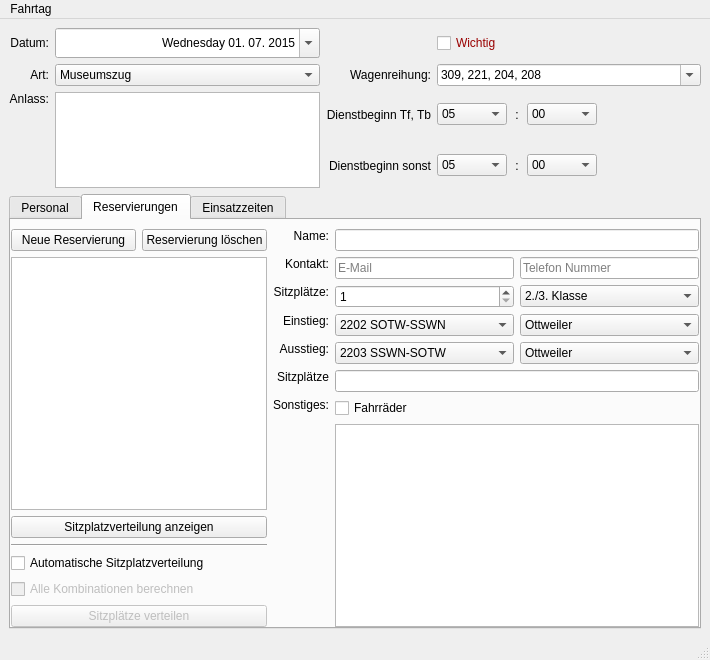
Qt form Programm/fahrtagwindow.ui (philjosch/Einsatzplaner) before a commit.
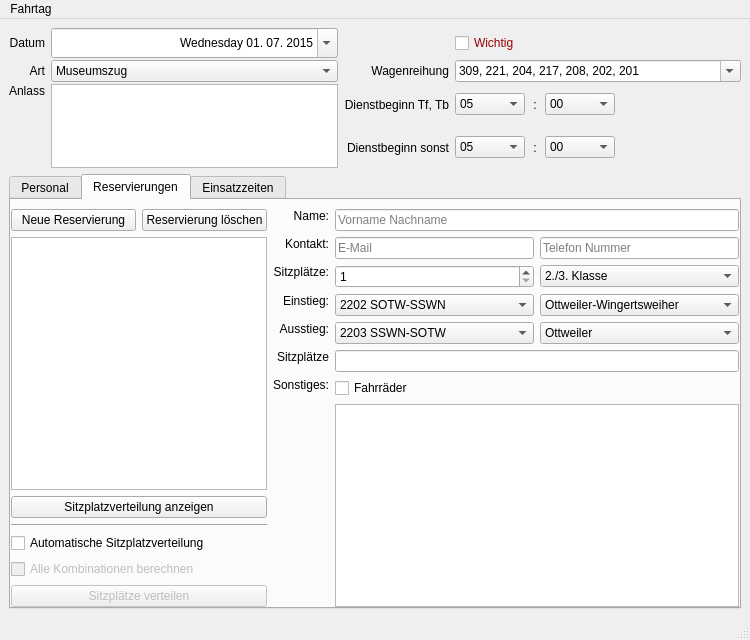
The same form after that commit. The open tabs and pages were chosen to show the change.

Commit message:
Verbesserungen bei GUI und Personal
- Fenster für Fahrtag und Aktivität können kleiner gemacht werden
- Personalfenster aktualisiert sich, wenn Tab gewechselt wird
- Geleistete Stunden werden erst berechnet, wenn sie in der
Vergangenheit liegen
- Personalfenster kompakter gestaltet

Diff of the .ui file:
```diff
--- a/Programm/fahrtagwindow.ui
+++ b/Programm/fahrtagwindow.ui
@@ -6,14 +6,20 @@
    <rect>
     <x>0</x>
     <y>0</y>
-    <width>710</width>
-    <height>660</height>
+    <width>750</width>
+    <height>640</height>
    </rect>
   </property>
+  <property name="sizePolicy">
+   <sizepolicy hsizetype="Preferred" vsizetype="MinimumExpanding">
+    <horstretch>0</horstretch>
+    <verstretch>0</verstretch>
+   </sizepolicy>
+  </property>
   <property name="minimumSize">
    <size>
-    <width>710</width>
-    <height>660</height>
+    <width>720</width>
+    <height>575</height>
    </size>
   </property>
   <property name="windowTitle">
@@ -626,11 +632,30 @@
         </property>
         <item row="0" column="0">
          <layout class="QGridLayout" name="gridNavigator" rowstretch="0,1,0,0,0,0,0" columnstretch="1,1">
+          <property name="leftMargin">
+           <number>0</number>
+          </property>
+          <property name="topMargin">
+           <number>0</number>
+          </property>
+          <property name="rightMargin">
+           <number>0</number>
+          </property>
+          <property name="bottomMargin">
+           <number>0</number>
+          </property>
           <property name="spacing">
            <number>6</number>
           </property>
           <item row="1" column="0" colspan="2">
-           <widget class="QListWidget" name="listRes"/>
+           <widget class="QListWidget" name="listRes">
+            <property name="minimumSize">
+             <size>
+              <width>0</width>
+              <height>0</height>
+             </size>
+            </property>
+           </widget>
           </item>
           <item row="2" column="0" colspan="2">
            <widget class="QPushButton" name="buttonShow">
@@ -718,6 +743,9 @@
               <verstretch>0</verstretch>
              </sizepolicy>
             </property>
+            <property name="placeholderText">
+             <string>Vorname Nachname</string>
+            </property>
            </widget>
           </item>
           <item row="1" column="0">
@@ -861,7 +889,7 @@
              <bool>true</bool>
             </property>
             <property name="currentIndex">
-             <number>10</number>
+             <number>9</number>
             </property>
             <item>
              <property name="text">
@@ -1210,9 +1238,12 @@
       <property name="bottomMargin">
        <number>0</number>
       </property>
-      <property name="spacing">
+      <property name="horizontalSpacing">
        <number>6</number>
       </property>
+      <property name="verticalSpacing">
+       <number>2</number>
+      </property>
       <item row="1" column="3">
        <widget class="QComboBox" name="comboWagenreihung">
         <property name="enabled">
@@ -1222,7 +1253,7 @@
          <bool>true</bool>
         </property>
         <property name="currentIndex">
-         <number>0</number>
+         <number>3</number>
         </property>
         <property name="insertPolicy">
          <enum>QComboBox::InsertAlphabetically</enum>
@@ -1265,7 +1296,7 @@
       <item row="2" column="0">
        <widget class="QLabel" name="label_3">
         <property name="text">
-         <string>Anlass:</string>
+         <string>Anlass</string>
         </property>
         <property name="alignment">
          <set>Qt::AlignRight|Qt::AlignTop|Qt::AlignTrailing</set>
@@ -1300,7 +1331,7 @@
       <item row="1" column="0">
        <widget class="QLabel" name="label_4">
         <property name="text">
-         <string>Art:</string>
+         <string>Art</string>
         </property>
         <property name="alignment">
          <set>Qt::AlignRight|Qt::AlignTrailing|Qt::AlignVCenter</set>
@@ -1509,6 +1540,12 @@
             <height>0</height>
            </size>
           </property>
+          <property name="maximumSize">
+           <size>
+            <width>20</width>
+            <height>16777215</height>
+           </size>
+          </property>
           <property name="text">
            <string>:</string>
           </property>
@@ -1786,6 +1823,12 @@
             <height>0</height>
            </size>
           </property>
+          <property name="maximumSize">
+           <size>
+            <width>20</width>
+            <height>16777215</height>
+           </size>
+          </property>
           <property name="text">
            <string>:</string>
           </property>
@@ -1863,7 +1906,7 @@
       <item row="1" column="2">
        <widget class="QLabel" name="LabelWagenreihung">
         <property name="text">
-         <string>Wagenreihung:</string>
+         <string>Wagenreihung</string>
         </property>
         <property name="alignment">
          <set>Qt::AlignRight|Qt::AlignTrailing|Qt::AlignVCenter</set>
@@ -1873,7 +1916,7 @@
       <item row="0" column="0">
        <widget class="QLabel" name="label">
         <property name="text">
-         <string>Datum:</string>
+         <string>Datum</string>
         </property>
         <property name="alignment">
          <set>Qt::AlignRight|Qt::AlignTrailing|Qt::AlignVCenter</set>
@@ -1939,7 +1982,7 @@
     <rect>
      <x>0</x>
      <y>0</y>
-     <width>710</width>
+     <width>750</width>
      <height>22</height>
     </rect>
    </property>
```
Left out of the diff: 13 changed lines with no effect on the pictures. The commit also changes 5 other files.
